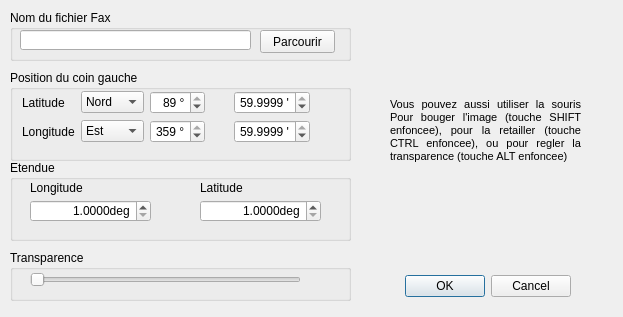
First picture: the form in src/Ui/dialogFaxMeteo.ui, repository nohal/qtVlm, before the edit.
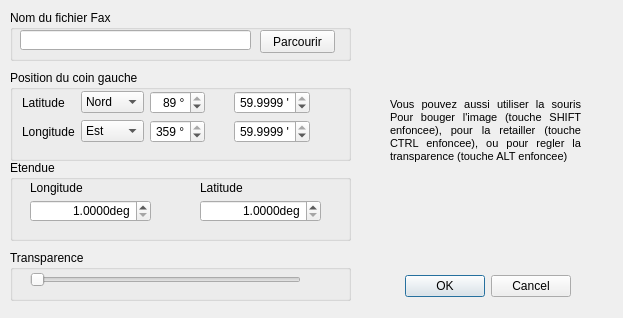
Second picture: the form after the edit.

```diff
--- a/src/Ui/dialogFaxMeteo.ui
+++ b/src/Ui/dialogFaxMeteo.ui
@@ -7,7 +7,7 @@
     <x>0</x>
     <y>0</y>
     <width>623</width>
-    <height>317</height>
+    <height>318</height>
    </rect>
   </property>
   <property name="windowTitle">
```
